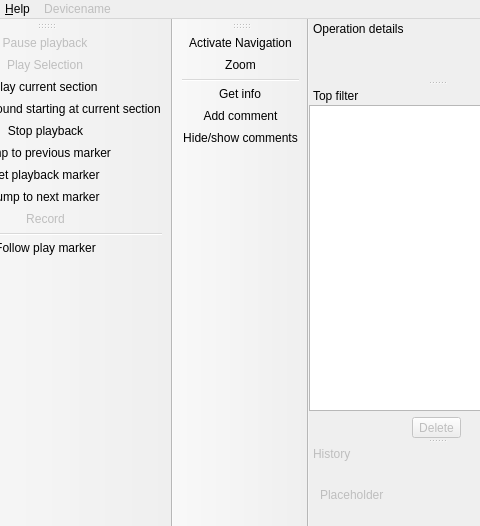
Old version of the form src/ui/mainwindow.ui in the repository gustafsson/freq; both pictures show x 81 to 561 and y 0 to 526 of the 886 by 526 pixel window.
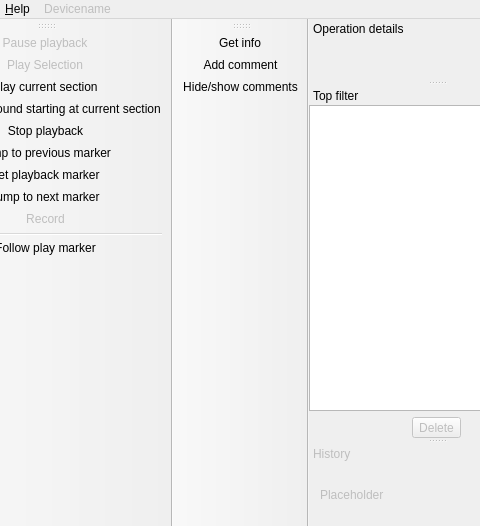
New version of the form. Icons and pictures are not drawn. Custom widgets are drawn as their Qt base class.

Commit message: New navigation controls

The edit to the form file:
```diff
--- a/src/ui/mainwindow.ui
+++ b/src/ui/mainwindow.ui
@@ -251,9 +251,6 @@
    <attribute name="toolBarBreak">
     <bool>true</bool>
    </attribute>
-   <addaction name="actionActivateNavigation"/>
-   <addaction name="actionZoom"/>
-   <addaction name="separator"/>
    <addaction name="actionActivateInfoTool"/>
    <addaction name="actionAddComment"/>
    <addaction name="actionShowComments"/>
```
The commit also changes 15 other files.
